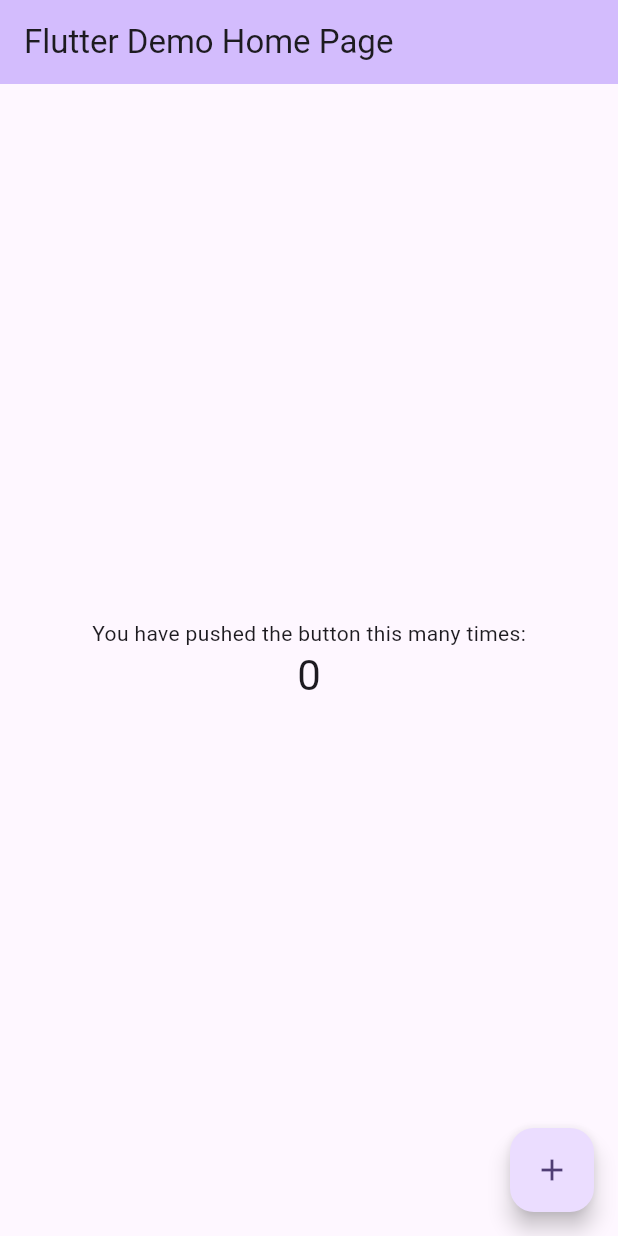
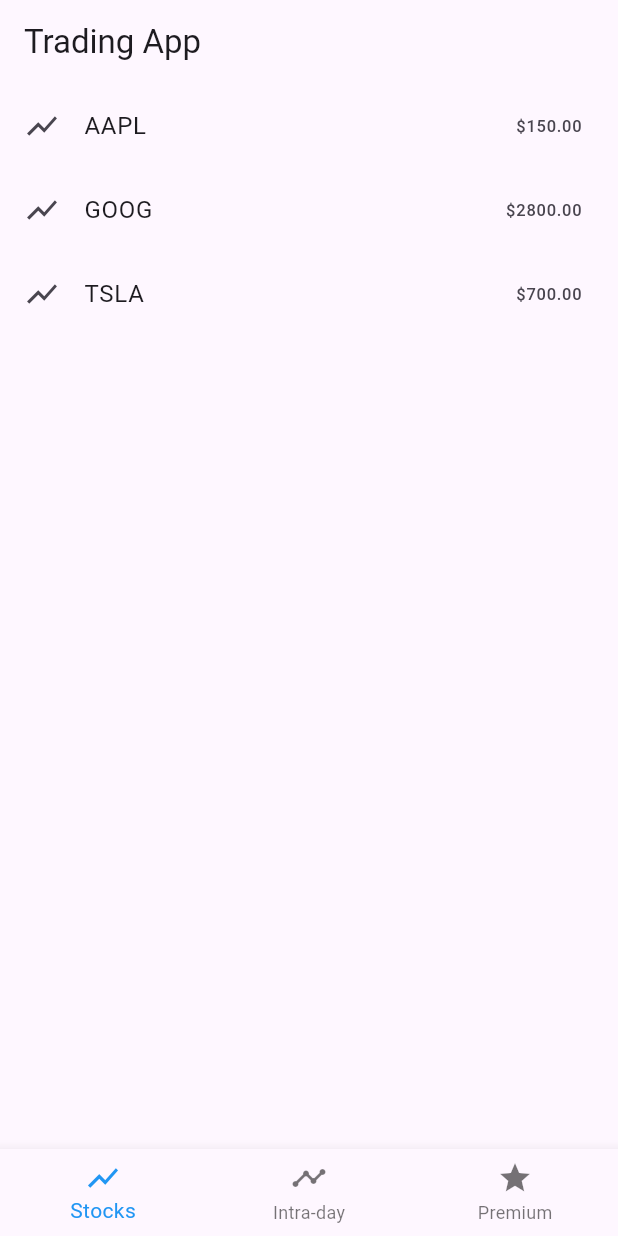
Before and after one commit to could-ai/019a535e-3df1-7e9d-84cb-eff7653e8c8a, a Flutter app: the screen it shows after launch, on a phone screen of 412 x 824 dp. Run offline on Flutter 3.47's test engine with Material 3 defaults, Android fonts, the phone set to English and light mode, and no system bars.

Commit message:
Replaced the root widget in lib/main.dart to implement a stateful app with bottom navigation for three tabs: Stocks, Intra-day, and Premium. This file now maintains internal state for the selected tab and whether the user has unlocked premium features. It sets up routing and navigation correctly for both embedded previews and external browsers by registering '/' as the default route. The PremiumSystemScreen is provided with the current premium status and a callback to unlock premium when the user purchases.; Created lib/models/stock_data.dart defining the data models for stocks, intraday data series, and premium trading signals. These classes serve as the core data structures used by the mock trading service and UI screens.; Created lib/services/mock_trading_service.dart implementing a mock trading service to simulate backend data for stocks, intraday price series, and premium trading signals. Each method returns sample data after a delay to emulate network latency.; Created lib/screens/stock_trading_screen.dart which displays a list of stocks and their current prices using the mock trading service. Uses FutureBuilder to handle asynchronous data loading with loading and error states.; Created lib/screens/intraday_trading_screen.dart which displays intraday price data for each stock. Shows the latest price in the subtitle and uses loading/error states for data retrieval.; Created lib/screens/premium_system_screen.dart which serves as the paid feature screen. If the user has not purchased premium, it shows an unlock button; if premium is active, it fetches and displays buy/sell signals using the mock trading service.

```diff
--- a/usr/lib/main.dart
+++ b/usr/lib/main.dart
@@ -1,120 +1,80 @@
 import 'package:flutter/material.dart';
+import 'screens/stock_trading_screen.dart';
+import 'screens/intraday_trading_screen.dart';
+import 'screens/premium_system_screen.dart';
 
 void main() {
   runApp(const MyApp());
 }
 
-class MyApp extends StatelessWidget {
-  const MyApp({super.key});
+class MyApp extends StatefulWidget {
+  const MyApp({Key? key}) : super(key: key);
 
-  // This widget is the root of your application.
   @override
-  Widget build(BuildContext context) {
-    return MaterialApp(
-      title: 'Flutter Demo',
-      debugShowCheckedModeBanner: false,
-      theme: ThemeData(
-        // This is the theme of your application.
-        //
-        // TRY THIS: Try running your application with "flutter run". You'll see
-        // the application has a purple toolbar. Then, without quitting the app,
-        // try changing the seedColor in the colorScheme below to Colors.green
-        // and then invoke "hot reload" (save your changes or press the "hot
-        // reload" button in a Flutter-supported IDE, or press "r" if you used
-        // the command line to start the app).
-        //
-        // Notice that the counter didn't reset back to zero; the application
-        // state is not lost during the reload. To reset the state, use hot
-        // restart instead.
-        //
-        // This works for code too, not just values: Most code changes can be
-        // tested with just a hot reload.
-        colorScheme: ColorScheme.fromSeed(seedColor: Colors.deepPurple),
-      ),
-      home: const MyHomePage(title: 'Flutter Demo Home Page'),
-    );
-  }
+  State<MyApp> createState() => _MyAppState();
 }
 
-class MyHomePage extends StatefulWidget {
-  const MyHomePage({super.key, required this.title});
+class _MyAppState extends State<MyApp> {
+  int _selectedIndex = 0;
+  bool _isPremium = false;
 
-  // This widget is the home page of your application. It is stateful, meaning
-  // that it has a State object (defined below) that contains fields that affect
-  // how it looks.
+  void _onItemTapped(int index) {
+    setState(() {
+      _selectedIndex = index;
+    });
+  }
 
-  // This class is the configuration for the state. It holds the values (in this
-  // case the title) provided by the parent (in this case the App widget) and
-  // used by the build method of the State. Fields in a Widget subclass are
-  // always marked "final".
-
-  final String title;
-
-  @override
-  State<MyHomePage> createState() => _MyHomePageState();
-}
-
-class _MyHomePageState extends State<MyHomePage> {
-  int _counter = 0;
-
-  void _incrementCounter() {
+  void _unlockPremium() {
     setState(() {
-      // This call to setState tells the Flutter framework that something has
-      // changed in this State, which causes it to rerun the build method below
-      // so that the display can reflect the updated values. If we changed
-      // _counter without calling setState(), then the build method would not be
-      // called again, and so nothing would appear to happen.
-      _counter++;
+      _isPremium = true;
     });
   }
 
   @override
   Widget build(BuildContext context) {
-    // This method is rerun every time setState is called, for instance as done
-    // by the _incrementCounter method above.
-    //
-    // The Flutter framework has been optimized to make rerunning build methods
-    // fast, so that you can just rebuild anything that needs updating rather
-    // than having to individually change instances of widgets.
-    return Scaffold(
-      appBar: AppBar(
-        // TRY THIS: Try changing the color here to a specific color (to
-        // Colors.amber, perhaps?) and trigger a hot reload to see the AppBar
-        // change color while the other colors stay the same.
-        backgroundColor: Theme.of(context).colorScheme.inversePrimary,
-        // Here we take the value from the MyHomePage object that was created by
-        // the App.build method, and use it to set our appbar title.
-        title: Text(widget.title),
+    final List<Widget> pages = <Widget>[
+      StockTradingScreen(),
+      IntradayTradingScreen(),
+      PremiumSystemScreen(
+        isPremium: _isPremium,
+        onPurchase: _unlockPremium,
       ),
-      body: Center(
-        // Center is a layout widget. It takes a single child and positions it
-        // in the middle of the parent.
-        child: Column(
-          // Column is also a layout widget. It takes a list of children and
-          // arranges them vertically. By default, it sizes itself to fit its
-          // children horizontally, and tries to be as tall as its parent.
-          //
-          // Column has various properties to control how it sizes itself and
-          // how it positions its children. Here we use mainAxisAlignment to
-          // center the children vertically; the main axis here is the vertical
-          // axis because Columns are vertical (the cross axis would be
-          // horizontal).
-          //
-          // TRY THIS: Invoke "debug painting" (choose the "Toggle Debug Paint"
-          // action in the IDE, or press "p" in the console), to see the
-          // wireframe for each widget.
-          mainAxisAlignment: MainAxisAlignment.center,
-          children: <Widget>[
-            const Text('You have pushed the button this many times:'),
-            Text('$_counter', style: Theme.of(context).textTheme.headlineMedium),
-          ],
-        ),
+    ];
+
+    return MaterialApp(
+      title: 'Stock & Intra-day Trading App',
+      debugShowCheckedModeBanner: false,
+      theme: ThemeData(
+        primarySwatch: Colors.blue,
       ),
-      floatingActionButton: FloatingActionButton(
-        onPressed: _incrementCounter,
-        tooltip: 'Increment',
-        child: const Icon(Icons.add),
-      ), // This trailing comma makes auto-formatting nicer for build methods.
+      initialRoute: '/',
+      routes: {
+        '/': (context) => Scaffold(
+              appBar: AppBar(
+                title: const Text('Trading App'),
+              ),
+              body: pages.elementAt(_selectedIndex),
+              bottomNavigationBar: BottomNavigationBar(
+                items: const <BottomNavigationBarItem>[
+                  BottomNavigationBarItem(
+                    icon: Icon(Icons.show_chart),
+                    label: 'Stocks',
+                  ),
+                  BottomNavigationBarItem(
+                    icon: Icon(Icons.timeline),
+                    label: 'Intra-day',
+                  ),
+                  BottomNavigationBarItem(
+                    icon: Icon(Icons.star),
+                    label: 'Premium',
+                  ),
+                ],
+                currentIndex: _selectedIndex,
+                selectedItemColor: Colors.blue,
+                onTap: _onItemTapped,
+              ),
+            ),
+      },
     );
   }
 }
--- /dev/null
+++ b/usr/lib/models/stock_data.dart
@@ -0,0 +1,30 @@
+class Stock {
+  final String symbol;
+  final double price;
+
+  Stock({required this.symbol, required this.price});
+}
+
+class IntradayData {
+  final String symbol;
+  final List<double> prices;
+  final List<DateTime> times;
+
+  IntradayData({
+    required this.symbol,
+    required this.prices,
+    required this.times,
+  });
+}
+
+class PremiumSignal {
+  final String symbol;
+  final String action; // 'BUY' or 'SELL'
+  final DateTime timestamp;
+
+  PremiumSignal({
+    required this.symbol,
+    required this.action,
+    required this.timestamp,
+  });
+}
--- /dev/null
+++ b/usr/lib/screens/stock_trading_screen.dart
@@ -0,0 +1,32 @@
+import 'package:flutter/material.dart';
+import '../services/mock_trading_service.dart';
+import '../models/stock_data.dart';
+
+class StockTradingScreen extends StatelessWidget {
+  @override
+  Widget build(BuildContext context) {
+    return FutureBuilder<List<Stock>>(
+      future: MockTradingService.getStocks(),
+      builder: (context, snapshot) {
+        if (snapshot.connectionState == ConnectionState.waiting) {
+          return Center(child: CircularProgressIndicator());
+        } else if (snapshot.hasError) {
+          return Center(child: Text('Error loading stocks'));
+        } else {
+          final stocks = snapshot.data!;
+          return ListView.builder(
+            itemCount: stocks.length,
+            itemBuilder: (context, index) {
+              final stock = stocks[index];
+              return ListTile(
+                leading: Icon(Icons.show_chart),
+                title: Text(stock.symbol),
+                trailing: Text('\$${stock.price.toStringAsFixed(2)}'),
+              );
+            },
+          );
+        }
+      },
+    );
+  }
+}
--- /dev/null
+++ b/usr/lib/services/mock_trading_service.dart
@@ -0,0 +1,44 @@
+import 'dart:async';
+import '../models/stock_data.dart';
+
+class MockTradingService {
+  static Future<List<Stock>> getStocks() async {
+    await Future.delayed(Duration(seconds: 1));
+    return [
+      Stock(symbol: 'AAPL', price: 150.0),
+      Stock(symbol: 'GOOG', price: 2800.0),
+      Stock(symbol: 'TSLA', price: 700.0),
+    ];
+  }
+
+  static Future<List<IntradayData>> getIntradayData() async {
+    await Future.delayed(Duration(seconds: 1));
+    final now = DateTime.now();
+    return [
+      IntradayData(
+        symbol: 'AAPL',
+        prices: [149.0, 150.5, 151.0, 150.0],
+        times: [now.subtract(Duration(minutes: 30)), now.subtract(Duration(minutes: 20)), now.subtract(Duration(minutes: 10)), now],
+      ),
+      IntradayData(
+        symbol: 'GOOG',
+        prices: [2790.0, 2805.0, 2810.0, 2800.0],
+        times: [now.subtract(Duration(minutes: 30)), now.subtract(Duration(minutes: 20)), now.subtract(Duration(minutes: 10)), now],
+      ),
+      IntradayData(
+        symbol: 'TSLA',
+        prices: [690.0, 705.0, 710.0, 700.0],
+        times: [now.subtract(Duration(minutes: 30)), now.subtract(Duration(minutes: 20)), now.subtract(Duration(minutes: 10)), now],
+      ),
+    ];
+  }
+
+  static Future<List<PremiumSignal>> getPremiumSignals() async {
+    await Future.delayed(Duration(seconds: 1));
+    return [
+      PremiumSignal(symbol: 'AAPL', action: 'BUY', timestamp: DateTime.now().subtract(Duration(minutes: 5))),
+      PremiumSignal(symbol: 'GOOG', action: 'SELL', timestamp: DateTime.now().subtract(Duration(minutes: 3))),
+      PremiumSignal(symbol: 'TSLA', action: 'BUY', timestamp: DateTime.now().subtract(Duration(minutes: 1))),
+    ];
+  }
+}
```
Also changed, not shown: usr/lib/screens/intraday_trading_screen.dart (added, +33 -0 lines), usr/lib/screens/premium_system_screen.dart (added, +53 -0 lines).
